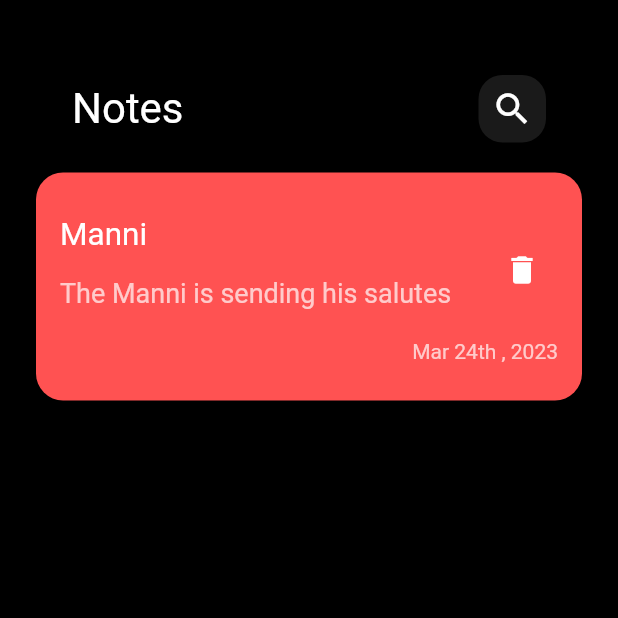
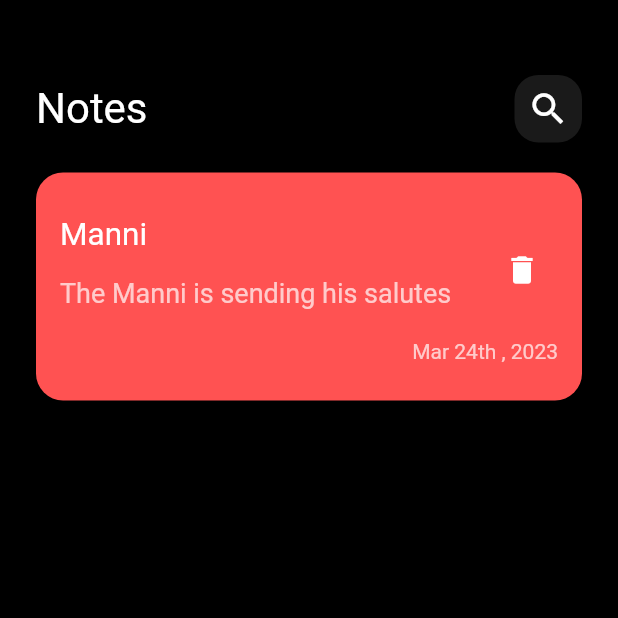
Before and after one commit to mannieeez/notes_app, a Flutter app: the screen it shows after launch, on a phone screen of 412 x 824 dp, the top half of it. Run offline on Flutter 3.47's test engine with Material 2 defaults, Android fonts, the phone set to English and light mode, and no system bars.

```diff
--- a/lib/Widgets/Custom_App_Bar.dart
+++ b/lib/Widgets/Custom_App_Bar.dart
@@ -7,9 +7,7 @@ class CustomAppBar extends StatelessWidget {
 
   @override
   Widget build(BuildContext context) {
-    return Padding(
-      padding: const EdgeInsets.symmetric(horizontal: 24),
-      child: Row(
+    return Row(
       mainAxisAlignment: MainAxisAlignment.spaceBetween,
       children: const [
         Text(
@@ -22,7 +20,6 @@ class CustomAppBar extends StatelessWidget {
         ),
         CustomSearchIcon()
       ],
-      ),
     );
   }
 }
```
Lines whose indentation alone changed are shown as unchanged.
